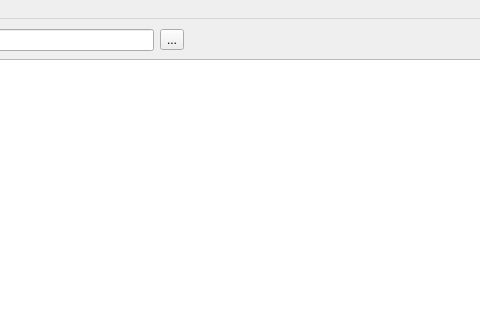
First picture: the form in QtPyst/FePestServerMonitor.ui, repository red5alex/pyst, before the edit; both pictures show x 207 to 687 and y 0 to 320 of the 800 by 600 pixel window.
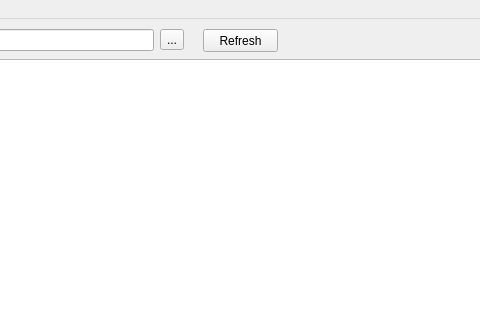
Second picture: the form after the edit.

The edit to the form file:
```diff
--- a/QtPyst/FePestServerMonitor.ui
+++ b/QtPyst/FePestServerMonitor.ui
@@ -53,6 +53,19 @@
      </rect>
     </property>
    </widget>
+   <widget class="QPushButton" name="pushButtonRefresh">
+    <property name="geometry">
+     <rect>
+      <x>410</x>
+      <y>10</y>
+      <width>75</width>
+      <height>23</height>
+     </rect>
+    </property>
+    <property name="text">
+     <string>Refresh</string>
+    </property>
+   </widget>
    <zorder>gridLayoutWidget</zorder>
    <zorder>labelInputFilePath</zorder>
    <zorder>plainTextEdit</zorder>
```
Left out of the diff: 1 changed line with no effect on the pictures.
